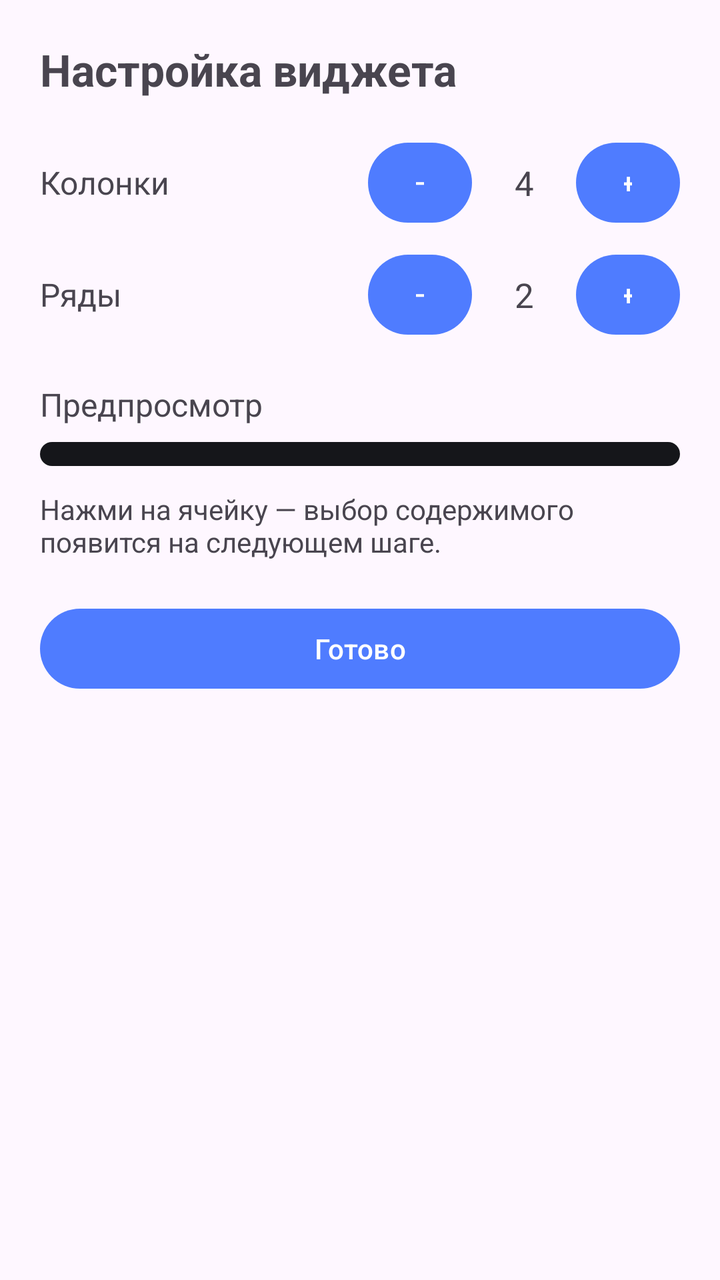
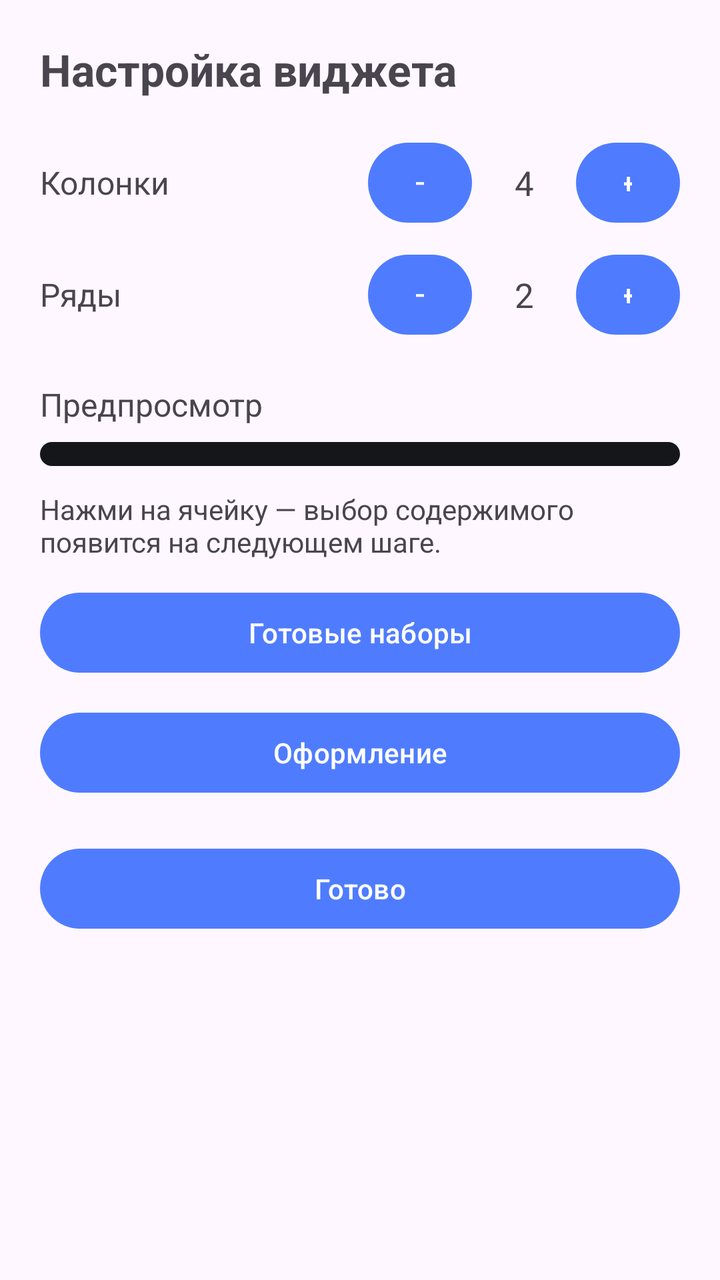

The first picture is an Android layout as it rendered before a commit; the second is the same layout after the commit. The layout source and the unified diff follow.
<!-- AndroidManifest.xml: application theme Theme.WidgetPlus -->
<!-- res/layout/activity_widget_config.xml -->
<?xml version="1.0" encoding="utf-8"?>
<ScrollView xmlns:android="http://schemas.android.com/apk/res/android"
    android:layout_width="match_parent"
    android:layout_height="match_parent"
    android:fillViewport="true">

    <LinearLayout
        android:layout_width="match_parent"
        android:layout_height="wrap_content"
        android:orientation="vertical"
        android:padding="20dp">

        <TextView
            android:layout_width="wrap_content"
            android:layout_height="wrap_content"
            android:text="@string/config_title"
            android:textSize="22sp"
            android:textStyle="bold" />

        <LinearLayout
            android:layout_width="match_parent"
            android:layout_height="wrap_content"
            android:layout_marginTop="18dp"
            android:gravity="center_vertical"
            android:orientation="horizontal">

            <TextView
                android:layout_width="0dp"
                android:layout_height="wrap_content"
                android:layout_weight="1"
                android:text="@string/config_columns"
                android:textSize="16sp" />

            <Button
                android:id="@+id/btnColsMinus"
                android:layout_width="52dp"
                android:layout_height="48dp"
                android:text="@string/minus" />

            <TextView
                android:id="@+id/tvCols"
                android:layout_width="52dp"
                android:layout_height="wrap_content"
                android:gravity="center"
                android:text="4"
                android:textSize="17sp" />

            <Button
                android:id="@+id/btnColsPlus"
                android:layout_width="52dp"
                android:layout_height="48dp"
                android:text="@string/plus" />
        </LinearLayout>

        <LinearLayout
            android:layout_width="match_parent"
            android:layout_height="wrap_content"
            android:layout_marginTop="8dp"
            android:gravity="center_vertical"
            android:orientation="horizontal">

            <TextView
                android:layout_width="0dp"
                android:layout_height="wrap_content"
                android:layout_weight="1"
                android:text="@string/config_rows"
                android:textSize="16sp" />

            <Button
                android:id="@+id/btnRowsMinus"
                android:layout_width="52dp"
                android:layout_height="48dp"
                android:text="@string/minus" />

            <TextView
                android:id="@+id/tvRows"
                android:layout_width="52dp"
                android:layout_height="wrap_content"
                android:gravity="center"
                android:text="2"
                android:textSize="17sp" />

            <Button
                android:id="@+id/btnRowsPlus"
                android:layout_width="52dp"
                android:layout_height="48dp"
                android:text="@string/plus" />
        </LinearLayout>

        <TextView
            android:layout_width="wrap_content"
            android:layout_height="wrap_content"
            android:layout_marginTop="20dp"
            android:text="@string/config_preview"
            android:textSize="16sp" />

        <LinearLayout
            android:id="@+id/previewContainer"
            android:layout_width="match_parent"
            android:layout_height="wrap_content"
            android:layout_marginTop="8dp"
            android:background="@drawable/preview_bg"
            android:orientation="vertical"
            android:padding="6dp" />

        <TextView
            android:layout_width="match_parent"
            android:layout_height="wrap_content"
            android:layout_marginTop="12dp"
            android:text="@string/config_hint"
            android:textSize="14sp" />

        <Button
            android:id="@+id/btnDone"
            android:layout_width="match_parent"
            android:layout_height="wrap_content"
            android:layout_marginTop="20dp"
            android:text="@string/config_done" />

    </LinearLayout>
</ScrollView>
<!-- resources referenced by this layout -->
<resources>
  <!-- drawable preview_bg (drawable) -->
  <?xml version="1.0" encoding="utf-8"?>
  <shape xmlns:android="http://schemas.android.com/apk/res/android"
      android:shape="rectangle">
      <solid android:color="#FF15161A" />
      <corners android:radius="16dp" />
  </shape>
  <string name="config_columns">Колонки</string>
  <string name="config_done">Готово</string>
  <string name="config_hint">Нажми на ячейку — выбор содержимого появится на следующем шаге.</string>
  <string name="config_preview">Предпросмотр</string>
  <string name="config_rows">Ряды</string>
  <string name="config_title">Настройка виджета</string>
  <string name="minus">−</string>
  <string name="plus">+</string>
  <style name="Theme.WidgetPlus" parent="Theme.Material3.DayNight">
          <item name="colorPrimary">@color/brand</item>
          <item name="colorOnPrimary">#FFFFFFFF</item>
      </style>
  <color name="brand">#FF4F7CFF</color>
</resources>

<!-- the commit's change to res/layout/activity_widget_config.xml (unified diff, before → after) -->
@@ -111,6 +111,20 @@
             android:textSize="14sp" />
 
         <Button
+            android:id="@+id/btnPresets"
+            android:layout_width="match_parent"
+            android:layout_height="wrap_content"
+            android:layout_marginTop="12dp"
+            android:text="@string/presets_open" />
+
+        <Button
+            android:id="@+id/btnStyle"
+            android:layout_width="match_parent"
+            android:layout_height="wrap_content"
+            android:layout_marginTop="12dp"
+            android:text="@string/style_open" />
+
+        <Button
             android:id="@+id/btnDone"
             android:layout_width="match_parent"
             android:layout_height="wrap_content"
<!-- resource entries referenced after the edit -->
@@ -15,6 +15,8 @@
   <string name="config_title">Настройка виджета</string>
   <string name="minus">−</string>
   <string name="plus">+</string>
+  <string name="presets_open">Готовые наборы</string>
+  <string name="style_open">Оформление</string>
   <style name="Theme.WidgetPlus" parent="Theme.Material3.DayNight">
           <item name="colorPrimary">@color/brand</item>
           <item name="colorOnPrimary">#FFFFFFFF</item>
